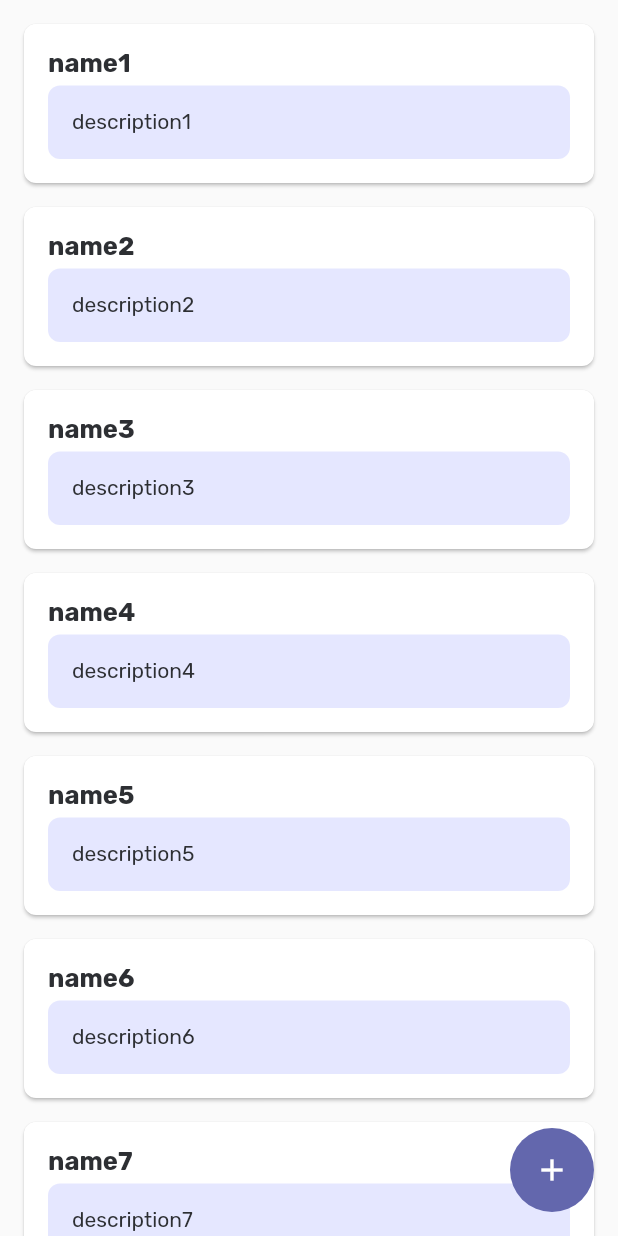
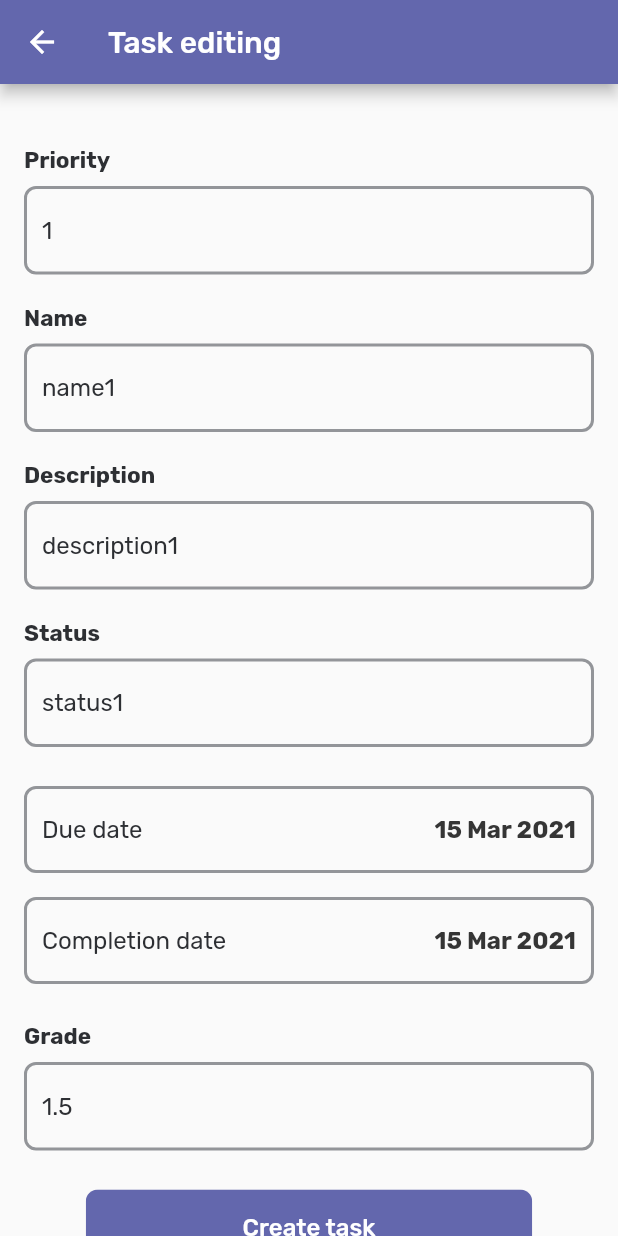
Before and after one commit to kormax/Oracle, a Flutter app: the TasksScreen screen opened directly, after a tap on "name1", on a phone screen of 412 x 824 dp. Run offline on Flutter 3.47's test engine with Material 2 defaults, Android fonts, the phone set to English and light mode, and no system bars; our stand-ins replace fl_chart, flutter_svg.

Commit message:
Added create/edit tasks

```diff
--- a/lib/screens/main.dart
+++ b/lib/screens/main.dart
@@ -2,6 +2,7 @@ import "package:data/constants.dart";
 import 'package:data/screens/initial/signup.dart';
 import 'package:data/screens/profile.dart';
 import 'package:data/screens/settings.dart';
+import 'package:data/screens/tasks/task-editor.dart';
 import 'package:data/screens/tasks/tasks.dart';
 import 'package:data/screens/today.dart';
 import 'package:flutter/material.dart';
@@ -44,7 +45,8 @@ class MainScreen extends StatelessWidget {
         "/login": (context) => LoginScreen(),
         "/main": (context) => MainNavigationScreen(defaultPage: "today",),
         "/profile": (context) => ProfileScreen(),
-        "/settings": (context) => SettingsScreen()
+        "/settings": (context) => SettingsScreen(),
+        "/task-edit": (context) => TaskEditorScreen(),
       }
     );
   }
--- /dev/null
+++ b/lib/screens/tasks/task-editor.dart
@@ -0,0 +1,68 @@
+import 'package:data/constants.dart';
+import 'package:data/entities/task.dart';
+import 'package:data/widgets/button.dart';
+import 'package:data/widgets/date_picker.dart';
+import 'package:data/widgets/entry_field.dart';
+import 'package:data/widgets/entry_field_type.dart';
+import 'package:flutter/material.dart';
+
+class TaskEditorScreen extends StatefulWidget {
+  @override
+  _TaskEditorScreenState createState() => _TaskEditorScreenState();
+}
+
+class _TaskEditorScreenState extends State<TaskEditorScreen> {
+  @override
+  void initState() {
+    super.initState();
+  }
+
+  @override
+  void dispose() {
+    super.dispose();
+  }
+
+  @override
+  Widget build(BuildContext context) {
+    Size size = MediaQuery.of(context).size;
+    double margin = size.width * 0.1;
+
+    final Task taskToEdit = ModalRoute.of(context).settings.arguments;
+
+    return Scaffold(
+        appBar: AppBar(
+          title: Text(taskToEdit == null ? "Task creation" : "Task editing"),
+        ),
+        body: SingleChildScrollView(
+          padding: EdgeInsets.all(16),
+          child: Column(
+            mainAxisAlignment: MainAxisAlignment.center,
+            children: <Widget>[
+              SizedBox(height: 16),
+              EntryField(label: "Priority", type: EntryFieldType.integer, value: taskToEdit?.priority?.toString(),),
+              EntryField(label: "Name", type: EntryFieldType.plaintext, value: taskToEdit?.name?.toString(),),
+              EntryField(label: "Description", type: EntryFieldType.plaintext, value: taskToEdit?.description?.toString(),),
+              EntryField(label: "Status", type: EntryFieldType.plaintext, value: taskToEdit?.status?.toString(),),
+              SizedBox(height: 16),
+              DatePicker("Due date"),
+              SizedBox(height: 16),
+              DatePicker("Completion date"),
+              SizedBox(height: 16),
+              EntryField(label: "Grade", type: EntryFieldType.integer, value: taskToEdit?.grade?.toString(),),
+              Container(
+                  margin:
+                      EdgeInsets.symmetric(horizontal: margin, vertical: 16),
+                  width: size.width - margin * 2,
+                  child: Button(
+                    text: "Create task",
+                    color: Colors_.primaryNormal,
+                    textColor: Colors_.grayscaleWhite,
+                    onPressed: () =>
+                        Navigator.pop(context),
+                  )),
+              SizedBox(height: margin),
+            ],
+          ),
+        ));
+  }
+}
--- a/lib/screens/tasks/tasks.dart
+++ b/lib/screens/tasks/tasks.dart
@@ -58,7 +58,9 @@ class _TasksScreenState extends State<TasksScreen> {
           elevation: 0.0,
           child: new Icon(Icons.add, color: Colors_.grayscaleWhite),
           backgroundColor: Colors_.primaryNormal,
-          onPressed: () {}),
+          onPressed: () {
+            Navigator.pushNamed(context, "/task-edit");
+          }),
     );
   }
 }
--- a/lib/widgets/date_picker.dart
+++ b/lib/widgets/date_picker.dart
@@ -1,14 +1,25 @@
+import 'package:data/constants/colors.dart';
 import 'package:flutter/material.dart';
 import 'dart:async';
 import 'package:intl/intl.dart';
 
 class DatePicker extends StatefulWidget {
+  final String datePickerName;
+
+  const DatePicker(this.datePickerName);
+
   @override
-  _DatePickerState createState() => _DatePickerState();
+  _DatePickerState createState() => _DatePickerState(this.datePickerName);
 }
 
 class _DatePickerState extends State<DatePicker> {
   DateTime date = DateTime.now();
+
+  String datePickerName;
+
+  _DatePickerState(name) {
+    datePickerName = name;
+  }
 
   Future _selectDate(BuildContext context) async {
     DateTime picker = await showDatePicker(
@@ -26,28 +37,30 @@ class _DatePickerState extends State<DatePicker> {
 
   @override
   Widget build(BuildContext context) {
+
     return InkWell(
       onTap: () => _selectDate(context),
       child: Container(
-        margin: EdgeInsets.only(left: 32.0, right: 16.0),
-        padding: EdgeInsets.symmetric(horizontal: 32.0, vertical: 24.0),
+        height: 58,
+        padding: EdgeInsets.symmetric(horizontal: 10.0),
         decoration: BoxDecoration(
-            color: Color(0x3305756D),
-            borderRadius: BorderRadius.circular(12.0)),
+            border: new Border.all(color: Colors_.grayscaleNeutral, width: 2),
+            borderRadius: BorderRadius.circular(8.0)
+        ),
         child: Row(
           mainAxisAlignment: MainAxisAlignment.spaceBetween,
           children: <Widget>[
             Text(
-              'BIRTHDAY',
-              style: TextStyle(letterSpacing: 2.0, fontFamily: 'Montserrat'),
+              this.datePickerName ?? 'Date picker',
+              style: TextStyle(fontSize: 16),
             ),
             Text(
               new DateFormat('d MMM y').format(date),
               style: TextStyle(
-                  letterSpacing: 2.0,
+                  fontSize: 16,
                   color: Color(0xff353535),
                   fontWeight: FontWeight.bold,
-                  fontFamily: 'Montserrat'),
+              ),
             )
           ],
         ),
--- a/lib/widgets/entry_field.dart
+++ b/lib/widgets/entry_field.dart
@@ -6,7 +6,15 @@ import "package:data/constants.dart";
 class EntryField extends StatelessWidget {
   final String label;
   final EntryFieldType type;
-  EntryField({@required this.label, this.type = EntryFieldType.plaintext});
+  final String value;
+
+  var textController = TextEditingController();
+
+  EntryField({@required this.label, this.type = EntryFieldType.plaintext, this.value = ''}) {
+    if(value != null) {
+      textController.text = value;
+    }
+  }
 
   @override
   Widget build(BuildContext context) {
@@ -24,6 +32,7 @@ class EntryField extends StatelessWidget {
             height: 8,
           ),
           TextField(
+              controller: textController,
               obscureText: type == EntryFieldType.password,
               decoration: InputDecoration(
                 border:  OutlineInputBorder(
--- a/lib/widgets/task_widget.dart
+++ b/lib/widgets/task_widget.dart
@@ -17,7 +17,13 @@ class TaskWidget extends StatelessWidget {
     //           child: Text(this.task.name),
     //         )));
     return GestureDetector(
-        onTap: () {},
+        onTap: () {
+          Navigator.pushNamed(
+            context,
+            "/task-edit",
+            arguments: task,
+          );
+        },
         child: Card(
             margin: EdgeInsets.only(left: 16, top: 16, right: 16),
             shape: RoundedRectangleBorder(
```
Also changed, not shown: lib/services/task_service.dart (+4 -3 lines), pubspec.lock.
